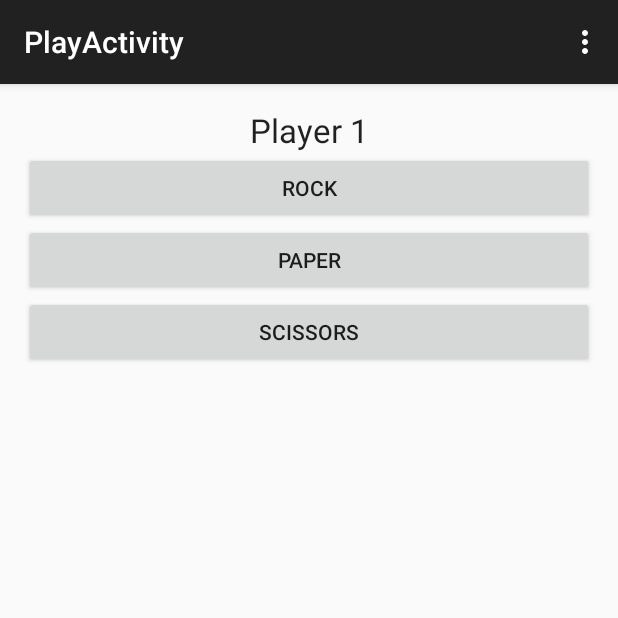
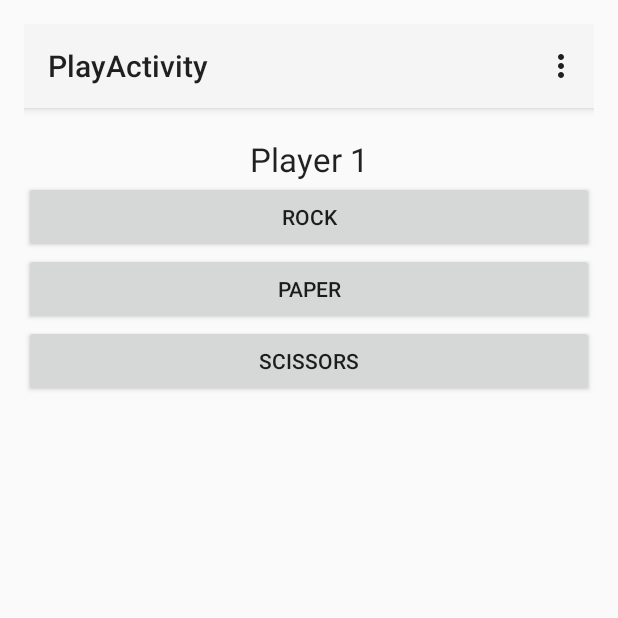
Before and after one commit to dmzimmerman13/RockPaperScissors2, an Android app: the PlayActivity screen opened directly, with no data from a screen before it, on a phone screen of 412 x 824 dp, the top half of it. Run offline under Robolectric (Android 15) with nearby library versions, the phone set to English and light mode, and no system bars.

Commit message:
Worked On Lab

```diff
--- a/app/src/main/AndroidManifest.xml
+++ b/app/src/main/AndroidManifest.xml
@@ -9,7 +9,7 @@
         android:allowBackup="true"
         android:icon="@mipmap/ic_launcher"
         android:label="@string/app_name"
-        android:theme="@style/AppTheme" >
+        android:theme="@style/Theme.AppCompat.Light.NoActionBar" >
         <activity
             android:name=".MainActivity"
             android:label="@string/app_name" >
--- a/app/src/main/java/com/cs407_android/rockpaperscissors/PlayActivity.java
+++ b/app/src/main/java/com/cs407_android/rockpaperscissors/PlayActivity.java
@@ -2,6 +2,7 @@ package com.cs407_android.rockpaperscissors;
 
 import android.support.v7.app.AppCompatActivity;
 import android.os.Bundle;
+import android.support.v7.widget.Toolbar;
 import android.view.Menu;
 import android.view.MenuItem;
 
@@ -11,6 +12,9 @@ public class PlayActivity extends AppCompatActivity {
     protected void onCreate(Bundle savedInstanceState) {
         super.onCreate(savedInstanceState);
         setContentView(R.layout.activity_play);
+
+        Toolbar myToolbar = (Toolbar) findViewById(R.id.my_toolbar);
+        setSupportActionBar(myToolbar);
 
         //TA implementation
         getFragmentManager()
@@ -31,16 +35,21 @@ public class PlayActivity extends AppCompatActivity {
 
     @Override
     public boolean onOptionsItemSelected(MenuItem item) {
-        // Handle action bar item clicks here. The action bar will
-        // automatically handle clicks on the Home/Up button, so long
-        // as you specify a parent activity in AndroidManifest.xml.
-        int id = item.getItemId();
+        switch (item.getItemId()) {
+            case R.id.action_settings:
+                // User chose the "Settings" item, show the app settings UI...
+                return true;
 
-        //noinspection SimplifiableIfStatement
-        if (id == R.id.action_settings) {
-            return true;
+            case R.id.action_favorite:
+                // User chose the "Favorite" action, mark the current item
+                // as a favorite...
+                return true;
+
+            default:
+                // If we got here, the user's action was not recognized.
+                // Invoke the superclass to handle it.
+                return super.onOptionsItemSelected(item);
+
         }
-
-        return super.onOptionsItemSelected(item);
     }
 }
--- a/app/src/main/res/layout/activity_play.xml
+++ b/app/src/main/res/layout/activity_play.xml
@@ -1,6 +1,9 @@
 <RelativeLayout xmlns:android="http://schemas.android.com/apk/res/android"
-    xmlns:tools="http://schemas.android.com/tools" android:layout_width="match_parent"
-    android:layout_height="match_parent" android:paddingLeft="@dimen/activity_horizontal_margin"
+    xmlns:tools="http://schemas.android.com/tools"
+    android:layout_width="match_parent"
+    android:layout_height="match_parent"
+    xmlns:app="http://schemas.android.com/apk/res-auto"
+    android:paddingLeft="@dimen/activity_horizontal_margin"
     android:paddingRight="@dimen/activity_horizontal_margin"
     android:paddingTop="@dimen/activity_vertical_margin"
     android:paddingBottom="@dimen/activity_vertical_margin"
@@ -14,4 +17,16 @@
         android:layout_height="match_parent">
     </FrameLayout>
 
+    <android.support.v7.widget.Toolbar
+        android:id="@+id/my_toolbar"
+        android:layout_width="match_parent"
+        android:layout_height="?attr/actionBarSize"
+        android:background="?attr/colorPrimary"
+        android:elevation="4dp"
+        android:theme="@style/ThemeOverlay.AppCompat.ActionBar"
+        app:popupTheme="@style/ThemeOverlay.AppCompat.Light"
+        android:layout_alignParentTop="true"
+        android:layout_alignParentLeft="true"
+        android:layout_alignParentStart="true" />
+
 </RelativeLayout>
--- a/app/src/main/res/layout/fragment_play.xml
+++ b/app/src/main/res/layout/fragment_play.xml
@@ -1,6 +1,8 @@
 <FrameLayout xmlns:android="http://schemas.android.com/apk/res/android"
-    xmlns:tools="http://schemas.android.com/tools" android:layout_width="match_parent"
+    xmlns:tools="http://schemas.android.com/tools"
+    android:layout_width="match_parent"
     android:layout_height="match_parent"
+    xmlns:app="http://schemas.android.com/apk/res-auto"
     tools:context="com.cs407_android.rockpaperscissors.PlayFragment">
 
     <LinearLayout
@@ -9,13 +11,15 @@
         android:layout_height="match_parent"
         android:layout_gravity="center_horizontal|top">
 
+
         <TextView
             android:gravity="center"
             android:textAppearance="?android:textAppearanceLarge"
             android:text="@string/player"
             android:id="@+id/header"
             android:layout_width="match_parent"
-            android:layout_height="wrap_content" />
+            android:layout_height="wrap_content"
+            android:layout_marginTop="75dp" />
 
         <Button
             android:layout_width="match_parent"
--- a/app/src/main/res/values/strings.xml
+++ b/app/src/main/res/values/strings.xml
@@ -15,6 +15,7 @@
 
     <string name="player_1_header">Player 1</string>
     <string name="player_2_header">Player 2</string>
+    <string name="action_favorite">action_favorite</string>
 
     <!--TA End-->
 
```
Also changed, not shown: app/src/main/java/com/cs407_android/rockpaperscissors/PlayFragment.java (+48 -4 lines).
